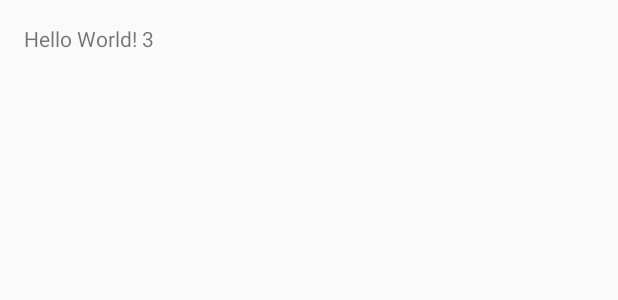
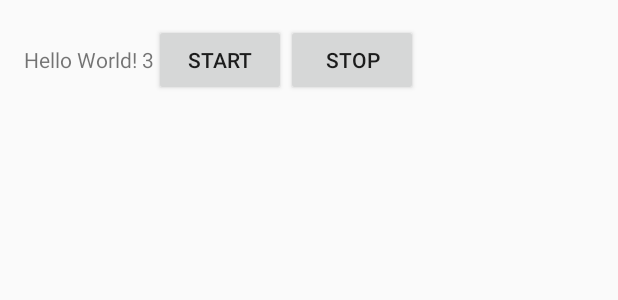
Before and after one commit to jtriemstra/TestApiAiAndroidSdk, an Android app: the layout activity_main.xml on its own in the app's theme, with its tools: preview values and no code run, on a phone screen of 412 x 824 dp. Shown: the top 300 px of the screen. Run offline under Robolectric (Android 15) with nearby library versions, the phone set to English and light mode, and no system bars.

```diff
--- a/app/src/main/res/layout/activity_main.xml
+++ b/app/src/main/res/layout/activity_main.xml
@@ -1,5 +1,5 @@
 <?xml version="1.0" encoding="utf-8"?>
-<RelativeLayout xmlns:android="http://schemas.android.com/apk/res/android"
+<LinearLayout xmlns:android="http://schemas.android.com/apk/res/android"
     xmlns:tools="http://schemas.android.com/tools"
     android:layout_width="match_parent"
     android:layout_height="match_parent"
@@ -13,4 +13,16 @@
         android:layout_width="wrap_content"
         android:layout_height="wrap_content"
         android:text="Hello World! 3" />
-</RelativeLayout>
+
+    <Button
+        android:layout_width="wrap_content"
+        android:layout_height="wrap_content"
+        android:text="Start"
+        android:onClick="startClick"/>
+
+    <Button
+        android:layout_width="wrap_content"
+        android:layout_height="wrap_content"
+        android:text="Stop"
+        android:onClick="stopClick"/>
+</LinearLayout>
```
Also changed, not shown: app/src/main/java/com/example/jtriemstra/googleassistant/MainActivity.java (+28 -1 lines), app/src/main/java/com/example/jtriemstra/googleassistant/TestAIListener.java (+11 -6 lines).
